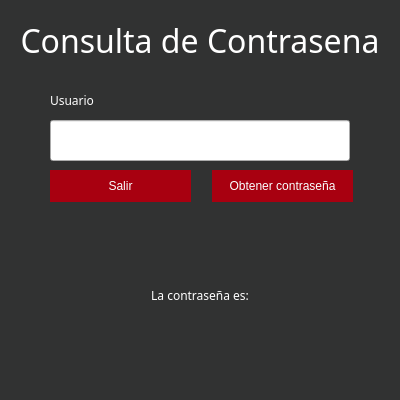
Qt form UI/contrasena.ui (abdieloflores/PuntoVenta_Python) before a commit.
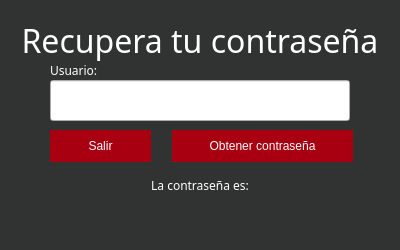
The same form after that commit. Icons and pictures are not drawn.

What changed in the file:
```diff
--- a/UI/contrasena.ui
+++ b/UI/contrasena.ui
@@ -7,9 +7,21 @@
     <x>0</x>
     <y>0</y>
     <width>400</width>
-    <height>400</height>
+    <height>250</height>
    </rect>
   </property>
+  <property name="minimumSize">
+   <size>
+    <width>400</width>
+    <height>250</height>
+   </size>
+  </property>
+  <property name="maximumSize">
+   <size>
+    <width>400</width>
+    <height>250</height>
+   </size>
+  </property>
   <property name="windowTitle">
    <string>MainWindow</string>
   </property>
@@ -51,7 +63,7 @@
      </font>
     </property>
     <property name="text">
-     <string>Consulta de Contrasena</string>
+     <string>Recupera tu contraseña</string>
     </property>
     <property name="alignment">
      <set>Qt::AlignCenter</set>
@@ -61,7 +73,7 @@
     <property name="geometry">
      <rect>
       <x>50</x>
-      <y>120</y>
+      <y>80</y>
       <width>300</width>
       <height>41</height>
      </rect>
@@ -76,8 +88,8 @@
     <property name="geometry">
      <rect>
       <x>50</x>
-      <y>90</y>
-      <width>131</width>
+      <y>60</y>
+      <width>301</width>
       <height>21</height>
      </rect>
     </property>
@@ -87,40 +99,60 @@
      </font>
     </property>
     <property name="text">
-     <string>Usuario</string>
+     <string>Usuario:</string>
     </property>
    </widget>
    <widget class="QPushButton" name="bContra">
     <property name="geometry">
      <rect>
-      <x>212</x>
-      <y>170</y>
-      <width>141</width>
+      <x>172</x>
+      <y>130</y>
+      <width>181</width>
       <height>32</height>
      </rect>
     </property>
     <property name="text">
      <string>Obtener contraseña</string>
     </property>
+    <property name="icon">
+     <iconset resource="../imagenes/imagenes.qrc">
+      <normaloff>:/Iconos/Recuperar.png</normaloff>:/Iconos/Recuperar.png</iconset>
+    </property>
+    <property name="iconSize">
+     <size>
+      <width>20</width>
+      <height>16</height>
+     </size>
+    </property>
    </widget>
    <widget class="QPushButton" name="bSalir">
     <property name="geometry">
      <rect>
       <x>50</x>
-      <y>170</y>
-      <width>141</width>
+      <y>130</y>
+      <width>101</width>
       <height>32</height>
      </rect>
     </property>
     <property name="text">
      <string>Salir</string>
     </property>
+    <property name="icon">
+     <iconset resource="../imagenes/imagenes.qrc">
+      <normaloff>:/Iconos/Salir.png</normaloff>:/Iconos/Salir.png</iconset>
+    </property>
+    <property name="iconSize">
+     <size>
+      <width>20</width>
+      <height>16</height>
+     </size>
+    </property>
    </widget>
    <widget class="QLabel" name="label">
     <property name="geometry">
      <rect>
       <x>0</x>
-      <y>280</y>
+      <y>170</y>
       <width>400</width>
       <height>31</height>
      </rect>
@@ -141,9 +173,9 @@
     <property name="geometry">
      <rect>
       <x>0</x>
-      <y>310</y>
+      <y>200</y>
       <width>400</width>
-      <height>51</height>
+      <height>41</height>
      </rect>
     </property>
     <property name="font">
```
Left out of the diff: 23 changed lines with no effect on the pictures.
